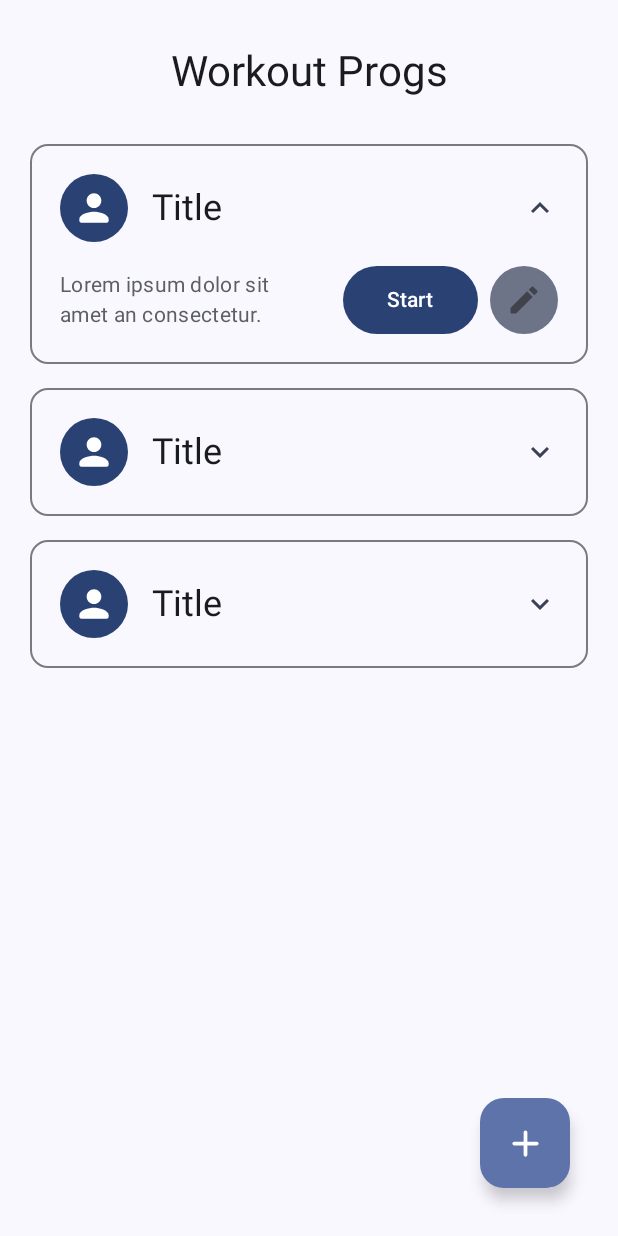
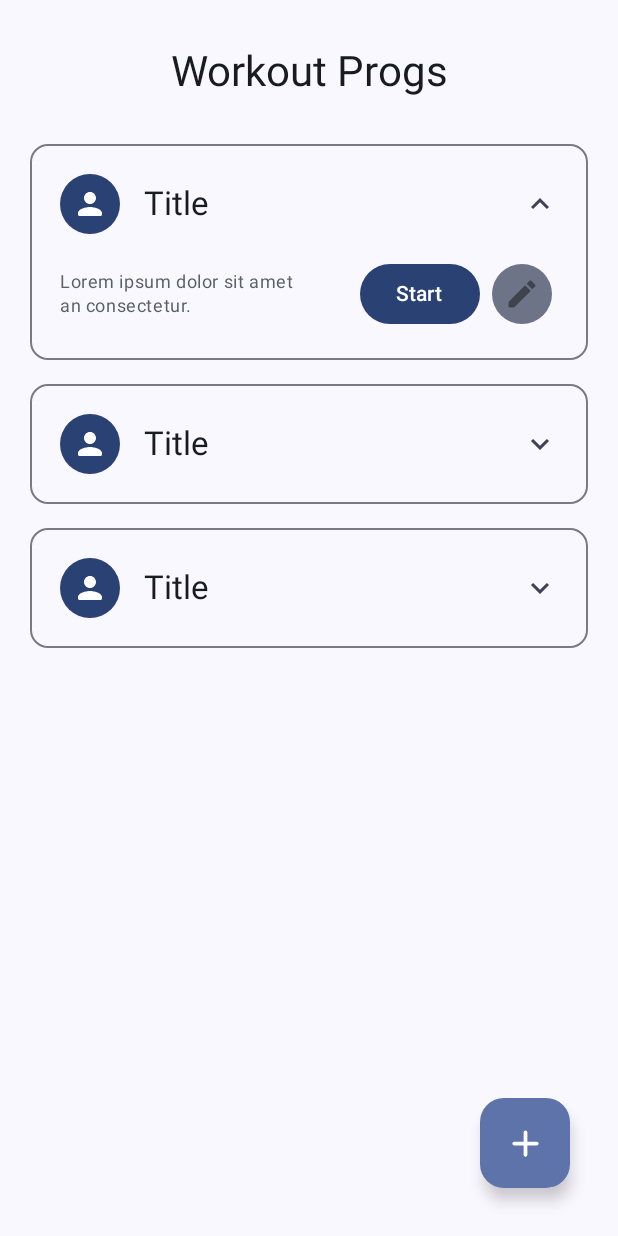
Before and after one commit to VeaceslavCucicovschii/Trainy_MVP, an Android app built with Jetpack Compose: the screen it shows after launch (MainActivity), after a tap on "Title", on a phone screen of 412 x 824 dp. Run offline under Robolectric (Android 15) with nearby library versions, the phone set to English and light mode, and no system bars; our stand-ins replace Room's generated code.

Commit message:
Done some corrections for UI part of Workout Programs page

```diff
--- a/app/src/main/java/com/example/trainymvp/ui/item/WPItem.kt
+++ b/app/src/main/java/com/example/trainymvp/ui/item/WPItem.kt
@@ -75,17 +75,16 @@ fun WPItem(
             ) {
                 Icon(
                     imageVector = Icons.Rounded.Person,
-                    tint = Color.White,
+                    tint = MaterialTheme.colorScheme.onPrimary,
                     contentDescription = stringResource(id = R.string.person_content_desc),
                     modifier = Modifier
-                        .size(45.dp)
                         .clip(RoundedCornerShape(percent = 50))
                         .background(color = MaterialTheme.colorScheme.primary)
                         .padding(dimensionResource(id = R.dimen.padding_small))
                 )
                 Text(
                     text = item.title,
-                    style = MaterialTheme.typography.headlineSmall
+                    style = MaterialTheme.typography.titleLarge
                 )
                 Spacer(Modifier.weight(1f))
                 WPItemButton(
@@ -126,15 +125,14 @@ fun ExpandedInformation(
     ) {
         Text(
             text = description,
-            style = MaterialTheme.typography.bodyMedium,
+            style = MaterialTheme.typography.bodySmall,
             color = MaterialTheme.colorScheme.outline,
             maxLines = 2,
             modifier = Modifier.widthIn(0.dp, 155.dp)
         )
         Spacer(Modifier.weight(1f))
         Button(
-            onClick = { /*TODO*/ },
-            modifier = Modifier.size(90.dp, 45.dp)
+            onClick = { /*TODO*/ }
         ) {
             Text(
                 text = "Start",
@@ -143,8 +141,7 @@ fun ExpandedInformation(
         }
         Spacer(Modifier.padding(dimensionResource(id = R.dimen.padding_very_small)))
         FilledTonalIconButton(
-            onClick = { /*TODO*/ },
-            modifier = Modifier.size(45.dp)
+            onClick = { /*TODO*/ }
         ) {
             Icon(
                 imageVector = Icons.Rounded.Edit,
--- a/app/src/main/res/values/dimens.xml
+++ b/app/src/main/res/values/dimens.xml
@@ -1,6 +1,6 @@
 <?xml version="1.0" encoding="utf-8"?>
 <resources>
-    <dimen name="padding_very_small">4dp</dimen>
+    <dimen name="padding_very_small">2dp</dimen>
     <dimen name="padding_small">8dp</dimen>
     <dimen name="padding_medium">16dp</dimen>
     <dimen name="padding_large">20dp</dimen>
```
